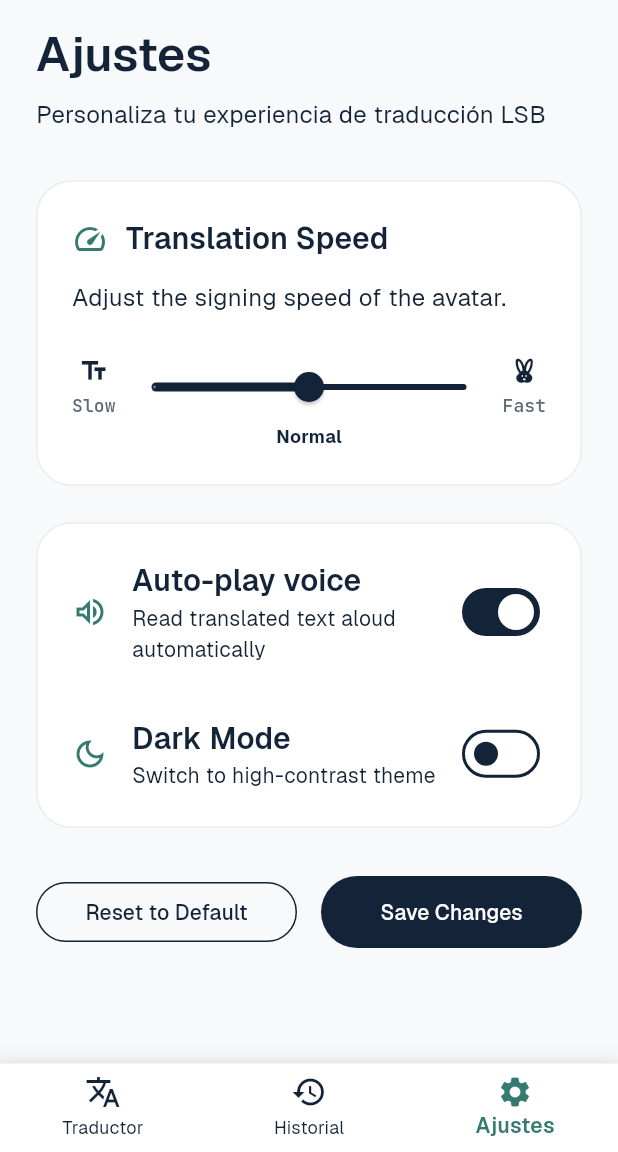
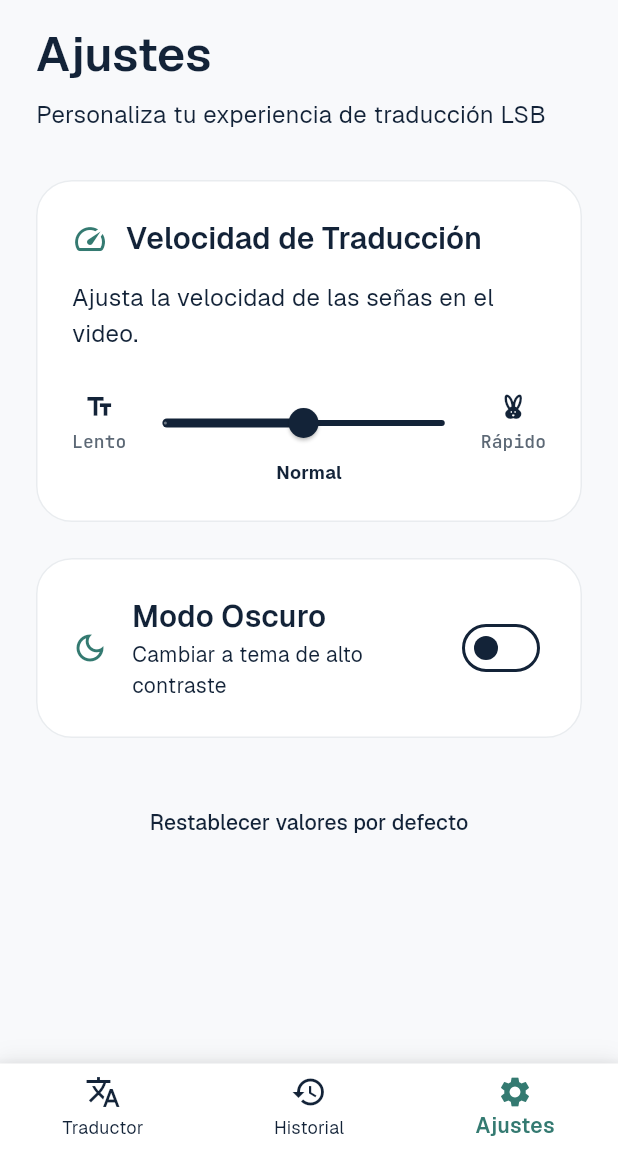
Before and after one commit to JoelFlC/frontend_lsbtranslator, a Flutter app: the screen it shows after launch, item 3 of the bottom bar chosen, on a phone screen of 412 x 824 dp, the part 84-1236 px from its top. Run offline on Flutter 3.47's test engine with Material 3 defaults, Android fonts, the phone set to English and light mode, and no system bars; our stand-ins replace firebase_core, get_it, google_fonts, speech_to_text, video_player; accounts and stored records are empty.

Commit message:
Fix detalles

```diff
--- a/lib/ui/screens/home_screen.dart
+++ b/lib/ui/screens/home_screen.dart
@@ -20,11 +20,8 @@ class _HomeScreenState extends State<HomeScreen> {
   @override
   void initState() {
     super.initState();
-    WidgetsBinding.instance.addPostFrameCallback((_) {
-      context.read<VideoQueueController>().onSequenceCompleted = () {
-        context.read<AppStateController>().setIdle();
-      };
-    });
+    // Ya no seteamos idle al terminar la secuencia, para que el video
+    // se quede estático al final y el usuario pueda salir con la "X".
   }
 
   @override
--- a/lib/ui/tabs/settings_tab.dart
+++ b/lib/ui/tabs/settings_tab.dart
@@ -12,7 +12,6 @@ class SettingsTab extends StatefulWidget {
 
 class _SettingsTabState extends State<SettingsTab> {
   double _speedValue = 1.0;
-  bool _autoPlayVoice = true;
 
   @override
   Widget build(BuildContext context) {
@@ -50,14 +49,14 @@ class _SettingsTabState extends State<SettingsTab> {
                       Icon(Icons.speed, color: Theme.of(context).colorScheme.secondary),
                       const SizedBox(width: 12),
                       Text(
-                        'Translation Speed',
+                        'Velocidad de Traducción',
                         style: Theme.of(context).textTheme.titleMedium,
                       ),
                     ],
                   ),
                   const SizedBox(height: 12),
                   Text(
-                    'Adjust the signing speed of the avatar.',
+                    'Ajusta la velocidad de las señas en el video.',
                     style: Theme.of(context).textTheme.bodyMedium?.copyWith(
                       color: Theme.of(context).colorScheme.onSurfaceVariant,
                     ),
@@ -69,7 +68,7 @@ class _SettingsTabState extends State<SettingsTab> {
                         children: [
                           Icon(Icons.text_fields, size: 20, color: Theme.of(context).colorScheme.onSurfaceVariant),
                           const SizedBox(height: 4),
-                          Text('Slow', style: Theme.of(context).textTheme.labelSmall),
+                          Text('Lento', style: Theme.of(context).textTheme.labelSmall),
                         ],
                       ),
                       Expanded(
@@ -98,7 +97,7 @@ class _SettingsTabState extends State<SettingsTab> {
                         children: [
                           Icon(Icons.cruelty_free, size: 20, color: Theme.of(context).colorScheme.onSurfaceVariant),
                           const SizedBox(height: 4),
-                          Text('Fast', style: Theme.of(context).textTheme.labelSmall),
+                          Text('Rápido', style: Theme.of(context).textTheme.labelSmall),
                         ],
                       ),
                     ],
@@ -120,40 +119,6 @@ class _SettingsTabState extends State<SettingsTab> {
               padding: const EdgeInsets.all(24.0),
               child: Column(
                 children: [
-                  // Auto-play voice
-                  Row(
-                    children: [
-                      Icon(Icons.volume_up_outlined, color: Theme.of(context).colorScheme.secondary),
-                      const SizedBox(width: 16),
-                      Expanded(
-                        child: Column(
-                          crossAxisAlignment: CrossAxisAlignment.start,
-                          children: [
-                            Text('Auto-play voice', style: Theme.of(context).textTheme.titleMedium),
-                            Text(
-                              'Read translated text aloud automatically',
-                              style: Theme.of(context).textTheme.bodyMedium?.copyWith(
-                                color: Theme.of(context).colorScheme.onSurfaceVariant,
-                                fontSize: 14,
-                              ),
-                            ),
-                          ],
-                        ),
-                      ),
-                      Switch(
-                        value: _autoPlayVoice,
-                        activeTrackColor: Theme.of(context).colorScheme.primary,
-                        onChanged: (value) {
-                          setState(() {
-                            _autoPlayVoice = value;
-                          });
-                        },
-                      ),
-                    ],
-                  ),
-                  const SizedBox(height: 16),
-                  Divider(color: Theme.of(context).colorScheme.surfaceContainerHighest, height: 1),
-                  const SizedBox(height: 16),
                   // Dark Mode
                   Consumer<ThemeController>(
                     builder: (context, themeController, child) {
@@ -165,9 +130,9 @@ class _SettingsTabState extends State<SettingsTab> {
                             child: Column(
                               crossAxisAlignment: CrossAxisAlignment.start,
                               children: [
-                                Text('Dark Mode', style: Theme.of(context).textTheme.titleMedium),
+                                Text('Modo Oscuro', style: Theme.of(context).textTheme.titleMedium),
                                 Text(
-                                  'Switch to high-contrast theme',
+                                  'Cambiar a tema de alto contraste',
                                   style: Theme.of(context).textTheme.bodyMedium?.copyWith(
                                     color: Theme.of(context).colorScheme.onSurfaceVariant,
                                     fontSize: 14,
@@ -195,32 +160,19 @@ class _SettingsTabState extends State<SettingsTab> {
           const SizedBox(height: 32),
 
           // Action Buttons
-          Row(
-            children: [
-              Expanded(
-                child: OutlinedButton(
+          Center(
+            child: TextButton(
               onPressed: () {
                 setState(() {
                   _speedValue = 1.0;
-                      _autoPlayVoice = true;
                   context.read<ThemeController>().toggleTheme(false); // Default to light
                 });
               },
-                  child: const Text('Reset to Default'),
+              child: Text(
+                'Restablecer valores por defecto',
+                style: TextStyle(color: Theme.of(context).colorScheme.onSurfaceVariant),
               ),
             ),
-              const SizedBox(width: 16),
-              Expanded(
-                child: ElevatedButton(
-                  onPressed: () {
-                    ScaffoldMessenger.of(context).showSnackBar(
-                      const SnackBar(content: Text('Ajustes guardados')),
-                    );
-                  },
-                  child: const Text('Save Changes'),
-                ),
-              ),
-            ],
           ),
           const SizedBox(height: 32),
         ],
--- a/lib/ui/widgets/translator_player_view.dart
+++ b/lib/ui/widgets/translator_player_view.dart
@@ -19,7 +19,7 @@ class TranslatorPlayerView extends StatelessWidget {
         children: [
           // Video Container
           Container(
-            height: MediaQuery.of(context).size.height * 0.45,
+            height: MediaQuery.of(context).size.height * 0.75, // Aumentado para formato vertical
             decoration: BoxDecoration(
               color: colorScheme.surfaceContainerHigh,
               borderRadius: BorderRadius.circular(24),
--- a/lib/utils/locator.dart
+++ b/lib/utils/locator.dart
@@ -1,10 +1,9 @@
 import 'package:get_it/get_it.dart';
-import 'package:frontend_lsbtranslator/services/mock_sign_service.dart';
 import 'package:frontend_lsbtranslator/services/sign_service.dart';
 
 final locator = GetIt.instance;
 
 void setupLocator() {
-  // Cambiar aquí entre MockSignService y la implementación real
-  locator.registerLazySingleton<SignService>(() => MockSignService());
+  // Utilizamos la implementación real del servicio (Fase 3 y 4 completadas)
+  locator.registerLazySingleton<SignService>(() => SignService());
 }
```
Also changed, not shown: lib/controllers/app_state_controller.dart (+13 -0 lines), lib/controllers/video_queue_controller.dart (+6 -2 lines), lib/models/sign_clip.dart (+9 -2 lines), lib/ui/tabs/history_tab.dart (+60 -6 lines), lib/ui/widgets/translator_input_view.dart (+6 -10 lines). Lines whose indentation alone changed are shown as unchanged.
